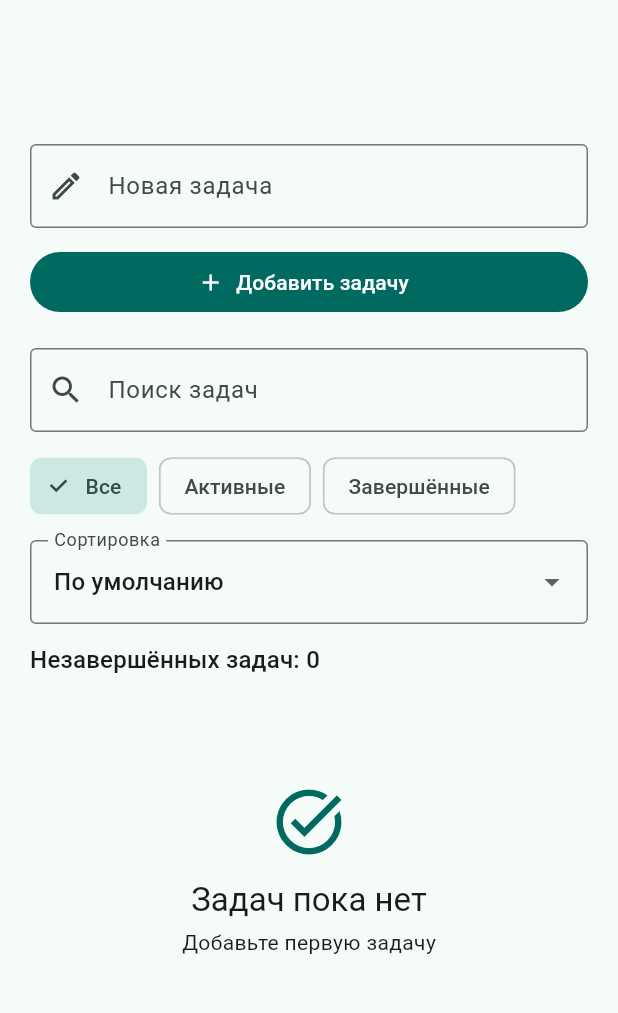
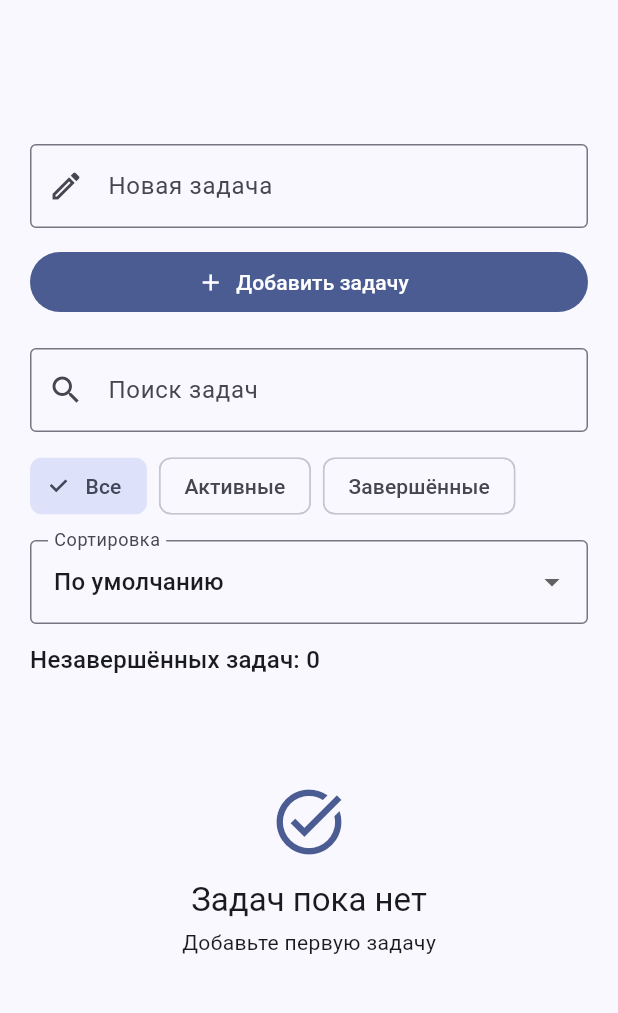
Before and after one commit to halsab/flutter-harness-lab, a Flutter app: the screen it shows after launch, on a phone screen of 412 x 824 dp, the part 63-1076 px from its top. Run offline on Flutter 3.47's test engine with Material 3 defaults, Android fonts, the phone set to English and light mode, and no system bars; our stand-ins replace material_ui, shared_preferences.

Commit message:
Adopt Material-first foundation separately from product redesign (#28)
* refactor: separate existing task screen state and storage without redesign

* refactor: adopt shared Material theme and preserve task layout dimensions

* refactor: reuse ViewModel readiness and const spacing token

* fix: normalize Dart formatting and report formatter diff on CI failure

```diff
--- /dev/null
+++ b/lib/app/app.dart
@@ -0,0 +1,31 @@
+import 'package:flutter/widgets.dart';
+
+import '../design_system/design_system.dart';
+import '../features/tasks/repositories/task_repository.dart';
+import '../features/tasks/screens/task_list_screen.dart';
+import '../features/tasks/view_models/task_list_view_model.dart';
+
+class MyApp extends StatefulWidget {
+  const MyApp({super.key, this.repository});
+
+  final TaskRepository? repository;
+
+  @override
+  State<MyApp> createState() => _MyAppState();
+}
+
+class _MyAppState extends State<MyApp> {
+  late final _model = TaskListViewModel(widget.repository ?? TaskRepository());
+
+  @override
+  void dispose() {
+    _model.dispose();
+    super.dispose();
+  }
+
+  @override
+  Widget build(BuildContext context) => AppRoot(
+    title: 'Мои задачи',
+    home: TaskListScreen(viewModel: _model),
+  );
+}
--- /dev/null
+++ b/lib/app/bootstrap.dart
@@ -0,0 +1,5 @@
+import 'package:flutter/widgets.dart';
+
+import 'app.dart';
+
+void bootstrap() => runApp(const MyApp());
--- /dev/null
+++ b/lib/design_system/app_root.dart
@@ -0,0 +1,43 @@
+import 'package:flutter/widgets.dart';
+import 'package:material_ui/material_ui.dart' as m;
+
+import 'tokens.dart';
+
+class AppRoot extends StatelessWidget {
+  const AppRoot({
+    super.key,
+    required this.title,
+    required this.home,
+    this.locale,
+    this.supportedLocales = const [Locale('en')],
+    this.localizationsDelegates,
+  });
+
+  final String title;
+  final Widget home;
+  final Locale? locale;
+  final Iterable<Locale> supportedLocales;
+  final Iterable<LocalizationsDelegate<dynamic>>? localizationsDelegates;
+
+  @override
+  Widget build(BuildContext context) => m.MaterialApp(
+    title: title,
+    debugShowCheckedModeBanner: false,
+    themeMode: m.ThemeMode.system,
+    theme: m.ThemeData(
+      colorScheme: m.ColorScheme.fromSeed(seedColor: AppTokens.materialSeed),
+      useMaterial3: true,
+    ),
+    darkTheme: m.ThemeData(
+      colorScheme: m.ColorScheme.fromSeed(
+        seedColor: AppTokens.materialSeed,
+        brightness: Brightness.dark,
+      ),
+      useMaterial3: true,
+    ),
+    home: home,
+    locale: locale,
+    supportedLocales: supportedLocales,
+    localizationsDelegates: localizationsDelegates,
+  );
+}
--- /dev/null
+++ b/lib/design_system/design_system.dart
@@ -0,0 +1,4 @@
+export 'app_root.dart';
+export 'components.dart';
+export 'tokens.dart';
+export 'theme.dart';
--- /dev/null
+++ b/lib/design_system/tokens.dart
@@ -0,0 +1,19 @@
+import 'package:flutter/widgets.dart';
+
+abstract final class AppTokens {
+  // Material palette seed only, not a resolved UI color.
+  static const materialSeed = Color(0xFF2563EB);
+  static const space4 = 4.0;
+  static const space8 = 8.0;
+  static const space12 = 12.0;
+  static const space16 = 16.0;
+  static const space20 = 20.0;
+  static const space24 = 24.0;
+  static const space32 = 32.0;
+  static const radius = 12.0;
+  static const compactWidth = 600.0;
+  static const expandedWidth = 840.0;
+  static const contentWidth = 640.0;
+  static const materialTarget = 48.0;
+  static const pagePadding = EdgeInsets.all(space20);
+}
--- a/lib/features/tasks/task_list_view.dart
+++ b/lib/features/tasks/models/task_list_view.dart
@@ -1,4 +1,4 @@
-import '../../models/task_item.dart';
+import 'task_item.dart';
 
 enum TaskFilter {
   all('Все'),
--- a/lib/features/tasks/task_list_screen.dart
+++ b/lib/features/tasks/screens/task_list_screen.dart
@@ -1,119 +1,75 @@
 import 'package:material_ui/material_ui.dart';
 
-import '../../data/task_repository.dart';
-import '../../models/task_item.dart';
-import 'task_list_view.dart';
-import 'task_list_widgets.dart';
+import '../../../design_system/design_system.dart';
+import '../models/task_item.dart';
+import '../models/task_list_view.dart';
+import '../view_models/task_list_view_model.dart';
+import '../widgets/task_list_widgets.dart';
 
 class TaskListScreen extends StatefulWidget {
-  const TaskListScreen({super.key, this.repository});
+  const TaskListScreen({super.key, required this.viewModel});
 
-  final TaskRepository? repository;
+  final TaskListViewModel viewModel;
 
   @override
   State<TaskListScreen> createState() => _TaskListScreenState();
 }
 
 class _TaskListScreenState extends State<TaskListScreen> {
-  late final TaskRepository _repository = widget.repository ?? TaskRepository();
   final _inputController = TextEditingController();
-  var _tasks = <TaskItem>[];
-  var _isLoading = true;
-  var _loadFailed = false;
-  var _taskFilter = TaskFilter.all;
-  var _searchQuery = '';
-  var _taskSort = TaskSort.defaultOrder;
-  final _pendingAddTitles = <String>{};
-  Future<void> _pendingWrites = Future<void>.value();
+  TaskListViewModel get _model => widget.viewModel;
 
   @override
   void initState() {
     super.initState();
-    _loadTasks();
+    _model.addListener(_onModelChanged);
+    _model.loadTasks();
   }
+
+  void _onModelChanged() => setState(() {});
 
   @override
   void dispose() {
+    _model.removeListener(_onModelChanged);
     _inputController.dispose();
     super.dispose();
   }
 
-  Future<void> _loadTasks() async {
-    setState(() {
-      _isLoading = true;
-      _loadFailed = false;
-    });
-    try {
-      final tasks = await _repository.loadTasks();
-      if (!mounted) {
-        return;
-      }
-      setState(() {
-        _tasks = tasks;
-        _isLoading = false;
-      });
-    } on Object {
-      if (!mounted) {
-        return;
-      }
-      setState(() {
-        _isLoading = false;
-        _loadFailed = true;
-      });
+  void _showWriteError() {
+    if (mounted) {
+      ScaffoldMessenger.of(context).showSnackBar(
+        const SnackBar(content: Text('Не удалось сохранить задачи')),
+      );
     }
   }
 
   void _addTask() {
-    if (_isLoading || _loadFailed) {
-      return;
-    }
     final title = _inputController.text.trim();
-    if (title.isEmpty || _pendingAddTitles.contains(title)) {
-      return;
-    }
-
-    var id = DateTime.now().microsecondsSinceEpoch.toString();
-    while (_tasks.any((task) => task.id == id)) {
-      id = '$id-';
-    }
-
-    final task = TaskItem(id: id, title: title);
-    _pendingAddTitles.add(title);
-    _persistMutation(
-      () => _repository.addTask(task),
+    _model.addTask(
+      title,
       onSaved: () {
-        _pendingAddTitles.remove(title);
-        if (_inputController.text.trim() == title) {
+        if (mounted && _inputController.text.trim() == title) {
           _inputController.clear();
         }
       },
-      onFailure: () => _pendingAddTitles.remove(title),
+      onFailure: _showWriteError,
     );
   }
 
   void _setTaskCompleted(TaskItem task, bool isCompleted) {
-    if (_isLoading || _loadFailed) {
-      return;
-    }
-    _persistMutation(() => _repository.setTaskCompleted(task.id, isCompleted));
+    _model.setTaskCompleted(task.id, isCompleted, onFailure: _showWriteError);
   }
 
   void _deleteTask(TaskItem task) {
-    if (_isLoading || _loadFailed) {
-      return;
-    }
-    _persistMutation(() => _repository.deleteTask(task.id));
+    _model.deleteTask(task.id, onFailure: _showWriteError);
   }
 
   void _duplicateTask(TaskItem task) {
-    if (_isLoading || _loadFailed) {
-      return;
-    }
-    _persistMutation(() => _repository.duplicateTask(task.id));
+    _model.duplicateTask(task.id, onFailure: _showWriteError);
   }
 
   Future<void> _deleteCompletedTasks() async {
-    if (_isLoading || _loadFailed || !_tasks.any((task) => task.isCompleted)) {
+    if (!_model.canMutate || !_model.hasCompleted) {
       return;
     }
     final confirmed = await showDialog<bool>(
@@ -134,12 +90,12 @@ class _TaskListScreenState extends State<TaskListScreen> {
       ),
     );
     if (confirmed == true && mounted) {
-      _persistMutation(_repository.deleteCompletedTasks);
+      _model.deleteCompletedTasks(onFailure: _showWriteError);
     }
   }
 
   Future<void> _editTask(TaskItem task) async {
-    if (_isLoading || _loadFailed) {
+    if (!_model.canMutate) {
       return;
     }
     final title = await showDialog<String>(
@@ -149,53 +105,23 @@ class _TaskListScreenState extends State<TaskListScreen> {
     if (title == null || !mounted) {
       return;
     }
-    _persistMutation(() => _repository.renameTask(task.id, title));
-  }
-
-  void _persistMutation(
-    Future<List<TaskItem>> Function() mutation, {
-    VoidCallback? onSaved,
-    VoidCallback? onFailure,
-  }) {
-    _pendingWrites = _pendingWrites
-        .then((_) async {
-          final savedTasks = await mutation();
-          if (mounted) {
-            setState(() {
-              _tasks = savedTasks;
-              onSaved?.call();
-            });
-          }
-        })
-        .catchError((Object _) {
-          onFailure?.call();
-          if (mounted) {
-            ScaffoldMessenger.of(context).showSnackBar(
-              const SnackBar(content: Text('Не удалось сохранить задачи')),
-            );
-          }
-        });
+    _model.renameTask(task.id, title, onFailure: _showWriteError);
   }
 
   @override
   Widget build(BuildContext context) {
-    final listView = deriveTaskListView(
-      _tasks,
-      filter: _taskFilter,
-      searchQuery: _searchQuery,
-      sort: _taskSort,
-    );
+    final listView = _model.listView;
     final visibleTasks = listView.tasks;
     final activeTaskCount = listView.activeTaskCount;
-    final normalizedSearchQuery = _searchQuery.trim().toLowerCase();
+    final normalizedSearchQuery = _model.searchQuery.trim().toLowerCase();
     return Scaffold(
       appBar: AppBar(title: const Text('Мои задачи')),
       body: SafeArea(
         child: Center(
           child: ConstrainedBox(
-            constraints: const BoxConstraints(maxWidth: 640),
+            constraints: const BoxConstraints(maxWidth: AppTokens.contentWidth),
             child: Padding(
-              padding: const EdgeInsets.all(20),
+              padding: AppTokens.pagePadding,
               child: SingleChildScrollView(
                 child: Column(
                   crossAxisAlignment: CrossAxisAlignment.stretch,
@@ -204,7 +130,7 @@ class _TaskListScreenState extends State<TaskListScreen> {
                       identifier: 'task-input',
                       child: TextField(
                         controller: _inputController,
-                        enabled: !_isLoading && !_loadFailed,
+                        enabled: _model.canMutate,
                         textInputAction: TextInputAction.done,
                         onSubmitted: (_) => _addTask(),
                         decoration: const InputDecoration(
@@ -215,28 +141,25 @@ class _TaskListScreenState extends State<TaskListScreen> {
                         ),
                       ),
                     ),
-                    const SizedBox(height: 12),
+                    const SizedBox(height: AppTokens.space12),
                     SizedBox(
                       width: double.infinity,
                       child: Semantics(
                         identifier: 'add-task',
                         child: FilledButton.icon(
-                          onPressed: _isLoading || _loadFailed
-                              ? null
-                              : _addTask,
+                          onPressed: _model.canMutate ? _addTask : null,
                           icon: const Icon(Icons.add),
                           label: const Text('Добавить задачу'),
                         ),
                       ),
                     ),
-                    const SizedBox(height: 20),
-                    if (!_isLoading && !_loadFailed) ...[
+                    const SizedBox(height: AppTokens.space20),
+                    if (_model.canMutate) ...[
                       Semantics(
                         identifier: 'task-search',
                         child: TextField(
                           textInputAction: TextInputAction.search,
-                          onChanged: (query) =>
-                              setState(() => _searchQuery = query),
+                          onChanged: _model.setSearchQuery,
                           decoration: const InputDecoration(
                             labelText: 'Поиск задач',
                             hintText: 'Введите название задачи',
@@ -245,22 +168,21 @@ class _TaskListScreenState extends State<TaskListScreen> {
                           ),
                         ),
                       ),
-                      const SizedBox(height: 12),
+                      const SizedBox(height: AppTokens.space12),
                       Wrap(
-                        spacing: 8,
+                        spacing: AppTokens.space8,
                         children: [
                           for (final filter in TaskFilter.values)
                             ChoiceChip(
                               label: Text(filter.label),
-                              selected: _taskFilter == filter,
-                              onSelected: (_) =>
-                                  setState(() => _taskFilter = filter),
+                              selected: _model.filter == filter,
+                              onSelected: (_) => _model.setFilter(filter),
                             ),
                         ],
                       ),
-                      const SizedBox(height: 12),
+                      const SizedBox(height: AppTokens.space12),
                       DropdownButtonFormField<TaskSort>(
-                        initialValue: _taskSort,
+                        initialValue: _model.sort,
                         decoration: const InputDecoration(
                           labelText: 'Сортировка',
                           border: OutlineInputBorder(),
@@ -274,12 +196,12 @@ class _TaskListScreenState extends State<TaskListScreen> {
                         ],
                         onChanged: (sort) {
                           if (sort != null) {
-                            setState(() => _taskSort = sort);
+                            _model.setSort(sort);
                           }
                         },
                       ),
-                      const SizedBox(height: 12),
-                      if (_tasks.any((task) => task.isCompleted))
+                      const SizedBox(height: AppTokens.space12),
+                      if (_model.hasCompleted)
                         Align(
                           alignment: Alignment.centerRight,
                           child: TextButton.icon(
@@ -289,25 +211,27 @@ class _TaskListScreenState extends State<TaskListScreen> {
                           ),
                         ),
                     ],
-                    if (_isLoading)
+                    if (_model.isLoading)
                       const SizedBox(
                         height: 200,
                         child: Center(child: CircularProgressIndicator()),
                       )
-                    else if (_loadFailed)
+                    else if (_model.loadFailed)
                       SizedBox(
                         height: 200,
-                        child: TaskLoadError(onRetry: _loadTasks),
+                        child: TaskLoadError(onRetry: _model.loadTasks),
                       )
                     else ...[
                       Padding(
-                        padding: const EdgeInsets.only(bottom: 8),
+                        padding: const EdgeInsets.only(
+                          bottom: AppTokens.space8,
+                        ),
                         child: Text(
                           'Незавершённых задач: $activeTaskCount',
                           style: Theme.of(context).textTheme.titleMedium,
                         ),
                       ),
-                      if (_tasks.isEmpty)
+                      if (_model.isEmpty)
                         const SizedBox(height: 240, child: EmptyTasks())
                       else if (visibleTasks.isEmpty &&
                           normalizedSearchQuery.isNotEmpty)
@@ -318,7 +242,7 @@ class _TaskListScreenState extends State<TaskListScreen> {
                       else if (visibleTasks.isEmpty)
                         SizedBox(
                           height: 200,
-                          child: EmptyFilteredTasks(filter: _taskFilter),
+                          child: EmptyFilteredTasks(filter: _model.filter),
                         )
                       else
                         for (final task in visibleTasks)
--- a/lib/features/tasks/task_list_widgets.dart
+++ b/lib/features/tasks/widgets/task_list_widgets.dart
@@ -1,7 +1,8 @@
 import 'package:material_ui/material_ui.dart';
 
-import '../../models/task_item.dart';
-import 'task_list_view.dart';
+import '../../../design_system/design_system.dart';
+import '../models/task_item.dart';
+import '../models/task_list_view.dart';
 
 class EmptyFilteredTasks extends StatelessWidget {
   const EmptyFilteredTasks({super.key, required this.filter});
@@ -32,7 +33,7 @@ class TaskLoadError extends StatelessWidget {
       mainAxisAlignment: MainAxisAlignment.center,
       children: [
         const Text('Не удалось загрузить задачи'),
-        const SizedBox(height: 8),
+        const SizedBox(height: AppTokens.space8),
         TextButton(onPressed: onRetry, child: const Text('Повторить')),
       ],
     );
@@ -53,9 +54,9 @@ class EmptyTasks extends StatelessWidget {
             size: 52,
             color: Theme.of(context).colorScheme.primary,
           ),
-          const SizedBox(height: 12),
+          const SizedBox(height: AppTokens.space12),
           Text('Задач пока нет', style: Theme.of(context).textTheme.titleLarge),
-          const SizedBox(height: 4),
+          const SizedBox(height: AppTokens.space4),
           Text(
             'Добавьте первую задачу',
             style: Theme.of(context).textTheme.bodyMedium,
@@ -86,9 +87,12 @@ class TaskRow extends StatelessWidget {
   Widget build(BuildContext context) {
     final textStyle = Theme.of(context).textTheme.bodyLarge;
     return Card(
-      margin: const EdgeInsets.only(bottom: 8),
+      margin: const EdgeInsets.only(bottom: AppTokens.space8),
       child: Padding(
-        padding: const EdgeInsets.symmetric(horizontal: 8, vertical: 4),
+        padding: const EdgeInsets.symmetric(
+          horizontal: AppTokens.space8,
+          vertical: AppTokens.space4,
+        ),
         child: Row(
           children: [
             Semantics(
@@ -102,7 +106,7 @@ class TaskRow extends StatelessWidget {
                 },
               ),
             ),
-            const SizedBox(width: 8),
+            const SizedBox(width: AppTokens.space8),
             Expanded(
               child: Text(
                 task.title,
--- a/lib/main.dart
+++ b/lib/main.dart
@@ -1,24 +1,3 @@
-import 'package:material_ui/material_ui.dart';
+import 'app/bootstrap.dart';
 
-import 'data/task_repository.dart';
-import 'features/tasks/task_list_screen.dart';
-
-export 'features/tasks/task_list_screen.dart';
-
-void main() => runApp(const MyApp());
-
-class MyApp extends StatelessWidget {
-  const MyApp({super.key, this.repository});
-
-  final TaskRepository? repository;
-
-  @override
-  Widget build(BuildContext context) => MaterialApp(
-    title: 'Мои задачи',
-    theme: ThemeData(
-      colorScheme: .fromSeed(seedColor: Colors.teal),
-      useMaterial3: true,
-    ),
-    home: TaskListScreen(repository: repository),
-  );
-}
+void main() => bootstrap();
```
Also changed, not shown: lib/design_system/components.dart (added, +170 -0 lines), lib/design_system/theme.dart (added, +37 -0 lines), lib/features/tasks/view_models/task_list_view_model.dart (added, +166 -0 lines), .flutter-harness/product.json, lib/features/tasks/models/task_item.dart (renamed from lib/models/task_item.dart), lib/features/tasks/repositories/task_repository.dart (renamed from lib/data/task_repository.dart), 3 other files.
